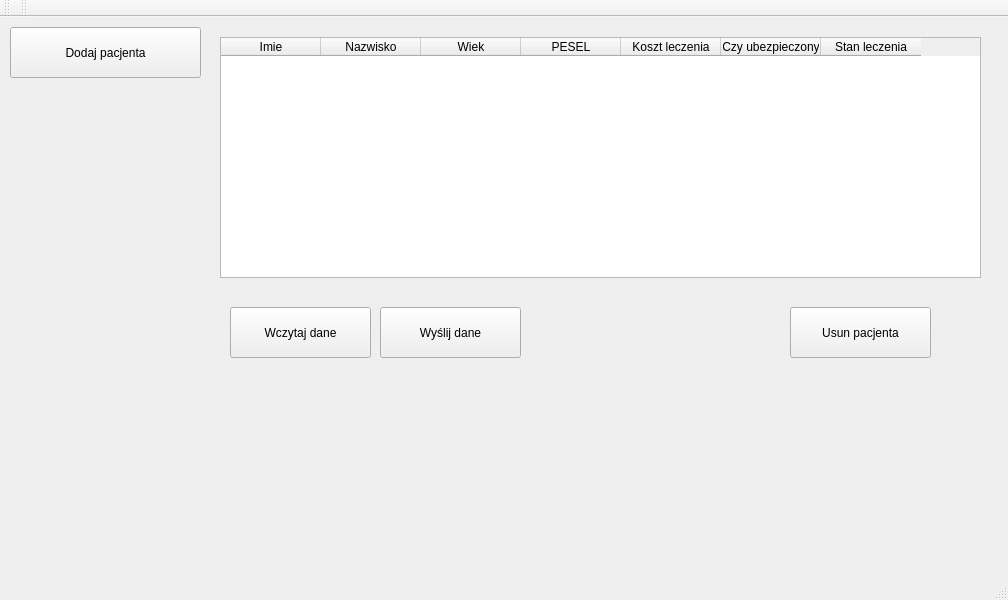
This is Pacjenci/Pacjenci.ui in Kupsztajn/Jipp as Qt 5 draws it before an edit. The edited form follows.
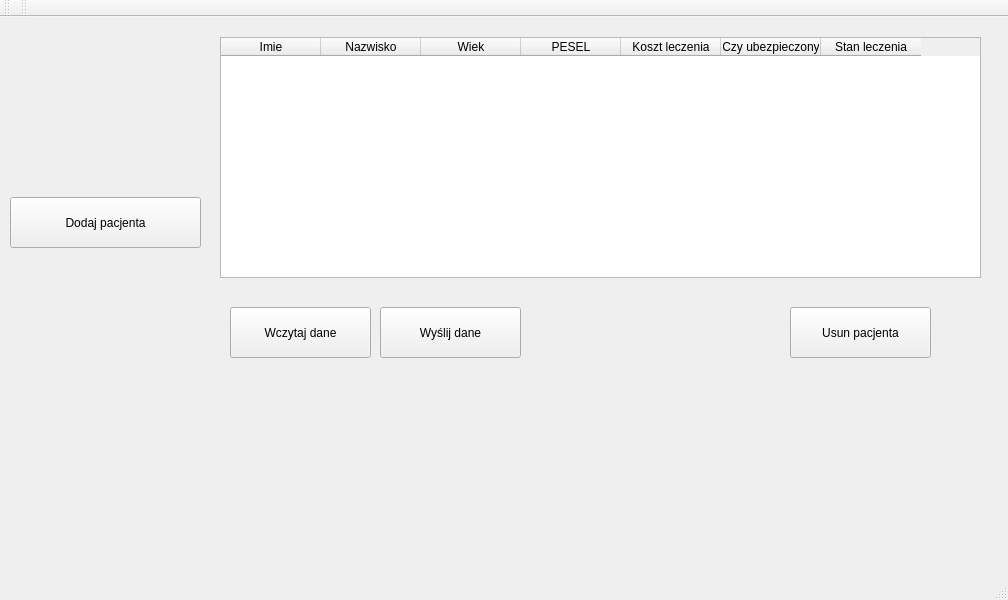
This is the edited form. Icons and pictures are not drawn.

Commit message: Dodano logo do ekranu loogwania i

Patch:
```diff
--- a/Pacjenci/Pacjenci.ui
+++ b/Pacjenci/Pacjenci.ui
@@ -24,7 +24,7 @@
     <property name="geometry">
      <rect>
       <x>10</x>
-      <y>10</y>
+      <y>180</y>
       <width>191</width>
       <height>51</height>
      </rect>
@@ -122,6 +122,19 @@
      <string>Wczytaj dane</string>
     </property>
    </widget>
+   <widget class="QWidget" name="widget" native="true">
+    <property name="geometry">
+     <rect>
+      <x>20</x>
+      <y>30</y>
+      <width>171</width>
+      <height>121</height>
+     </rect>
+    </property>
+    <property name="styleSheet">
+     <string notr="true">image: url(:/Pacjenci/logo.png);</string>
+    </property>
+   </widget>
   </widget>
   <widget class="QMenuBar" name="menuBar">
    <property name="geometry">
```
The commit also changes 3 other files.
